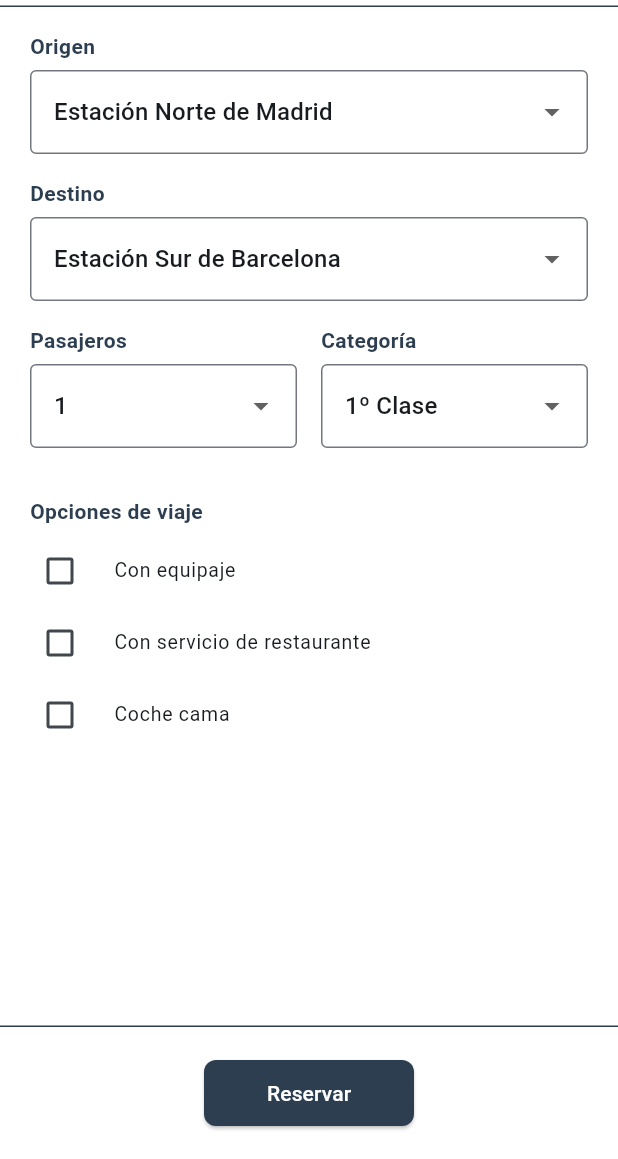
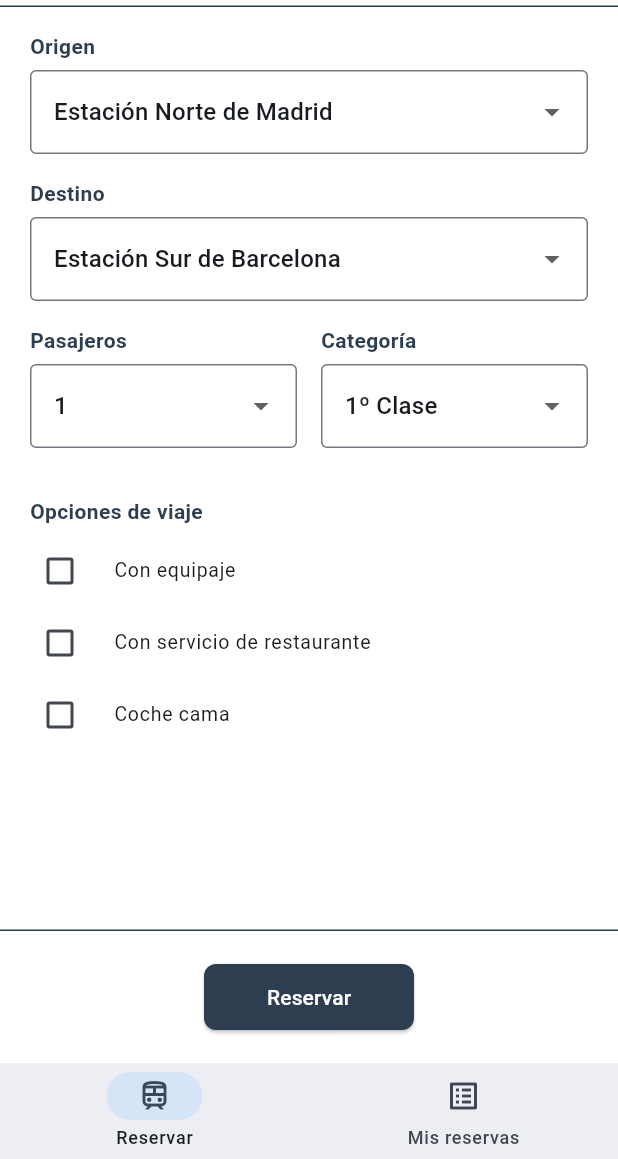
Before and after one commit to kankanSx/train_away, a Flutter app: the screen it shows after launch, on a phone screen of 412 x 824 dp, the part 77-1236 px from its top. Run offline on Flutter 3.47's test engine with Material 3 defaults, Android fonts, the phone set to English and light mode, and no system bars; our stand-ins replace go_router.

Commit message:
feat: organizar la navegación de Train Away con go_router
Añade una barra inferior para cambiar entre Reservar y Mis reservas.
Usa rutas para avanzar por el formulario, la fecha y el resumen,
y permite volver al paso anterior con el botón Atrás.

El diálogo devuelve la respuesta del usuario. Al cancelar, el
formulario conserva los datos. Al confirmar, se muestra el resultado
y se ofrece acceso a Mis reservas.

Deja preparada la ruta de detalle por ID para la fase de SQLite.

```diff
--- a/lib/main.dart
+++ b/lib/main.dart
@@ -16,7 +16,7 @@ import 'package:provider/provider.dart';
 
 import 'colores.dart';
 import 'models/reserva_model.dart';
-import 'screens/pantalla_formulario.dart';
+import 'rutas.dart';
 
 // main() es la primera función que se ejecuta en cualquier programa Dart.
 void main() {
@@ -24,10 +24,22 @@ void main() {
   runApp(const TrainAwayApp());
 }
 
-// Widget raíz de la app. Es "Stateless" (sin estado) porque no cambia nunca:
-// solo configura el aspecto general y la primera pantalla.
-class TrainAwayApp extends StatelessWidget {
+// El router se crea una vez para conservar su pila al redibujar la app.
+class TrainAwayApp extends StatefulWidget {
   const TrainAwayApp({super.key});
+
+  @override
+  State<TrainAwayApp> createState() => _TrainAwayAppState();
+}
+
+class _TrainAwayAppState extends State<TrainAwayApp> {
+  final _router = crearRouter();
+
+  @override
+  void dispose() {
+    _router.dispose();
+    super.dispose();
+  }
 
   // build() describe qué hay que dibujar. Flutter lo llama cuando lo necesita.
   @override
@@ -35,7 +47,8 @@ class TrainAwayApp extends StatelessWidget {
     // Colocamos el modelo por encima del navegador para compartirlo.
     return ChangeNotifierProvider(
       create: (context) => ReservaModel(),
-      child: MaterialApp(
+      child: MaterialApp.router(
+        routerConfig: _router,
         title: 'Train Away',
         debugShowCheckedModeBanner: false, // quita la etiqueta "DEBUG"
         // Tema: colores y estilo común para toda la app.
@@ -63,9 +76,6 @@ class TrainAwayApp extends StatelessWidget {
           GlobalWidgetsLocalizations.delegate,
           GlobalCupertinoLocalizations.delegate,
         ],
-
-        // Primera pantalla que se muestra al abrir la app.
-        home: const PantallaFormulario(),
       ),
     );
   }
--- /dev/null
+++ b/lib/rutas.dart
@@ -0,0 +1,97 @@
+import 'package:flutter/material.dart';
+import 'package:go_router/go_router.dart';
+import 'package:provider/provider.dart';
+
+import 'models/reserva_model.dart';
+import 'screens/pantalla_confirmada.dart';
+import 'screens/pantalla_fecha.dart';
+import 'screens/pantalla_formulario.dart';
+import 'screens/pantalla_mis_reservas.dart';
+import 'screens/pantalla_resumen.dart';
+
+GoRouter crearRouter() {
+  return GoRouter(
+    initialLocation: '/reservar',
+    routes: [
+      GoRoute(path: '/', redirect: (context, estado) => '/reservar'),
+      ShellRoute(
+        builder: (context, estado, pantalla) {
+          // La URL indica qué pestaña debe aparecer seleccionada.
+          final ruta = estado.uri.path;
+          final enMisReservas =
+              ruta == '/mis-reservas' || ruta.startsWith('/mis-reservas/');
+
+          return Scaffold(
+            body: pantalla,
+            bottomNavigationBar: NavigationBar(
+              height: 64,
+              selectedIndex: enMisReservas ? 1 : 0,
+              onDestinationSelected: (indice) {
+                final destino = indice == 0 ? '/reservar' : '/mis-reservas';
+                if (ruta == destino) return;
+                if (ruta == '/reserva-confirmada') {
+                  context.read<ReservaModel>().iniciarNuevaReserva();
+                }
+                context.go(destino);
+              },
+              destinations: const [
+                NavigationDestination(
+                  icon: Icon(Icons.train_outlined),
+                  label: 'Reservar',
+                ),
+                NavigationDestination(
+                  icon: Icon(Icons.list_alt_outlined),
+                  label: 'Mis reservas',
+                ),
+              ],
+            ),
+          );
+        },
+        routes: [
+          GoRoute(
+            path: '/reservar',
+            builder: (context, estado) => const PantallaFormulario(),
+            routes: [
+              GoRoute(
+                path: 'fecha',
+                builder: (context, estado) => const PantallaFecha(),
+              ),
+              // Se apila desde fecha con push para mantener ambas pantallas
+              // en la pila y respetar la URL que indica el enunciado.
+              GoRoute(
+                path: 'confirmacion',
+                redirect: _comprobarFechaYHora,
+                builder: (context, estado) => const PantallaResumen(),
+              ),
+            ],
+          ),
+          GoRoute(
+            path: '/reserva-confirmada',
+            redirect: _comprobarFechaYHora,
+            builder: (context, estado) => const PantallaConfirmada(),
+          ),
+          GoRoute(
+            path: '/mis-reservas',
+            builder: (context, estado) => const PantallaMisReservas(),
+            routes: [
+              GoRoute(
+                path: ':id',
+                builder: (context, estado) =>
+                    PantallaMisReservas(id: estado.pathParameters['id']),
+              ),
+            ],
+          ),
+        ],
+      ),
+    ],
+  );
+}
+
+// Si se abre la URL directamente, puede que todavía falten datos del viaje.
+String? _comprobarFechaYHora(BuildContext context, GoRouterState estado) {
+  final reserva = context.read<ReservaModel>().reserva;
+  if (reserva.fecha == null || reserva.hora == null) {
+    return '/reservar';
+  }
+  return null;
+}
--- a/lib/screens/pantalla_confirmada.dart
+++ b/lib/screens/pantalla_confirmada.dart
@@ -6,6 +6,7 @@
 // =============================================================================
 
 import 'package:flutter/material.dart';
+import 'package:go_router/go_router.dart';
 import 'package:provider/provider.dart';
 
 import '../colores.dart';
@@ -14,7 +15,6 @@ import '../models/reserva_model.dart';
 import '../widgets/boton_inferior.dart';
 import '../widgets/cabecera_train_away.dart';
 import '../widgets/menu_lateral.dart';
-import 'pantalla_formulario.dart';
 
 class PantallaConfirmada extends StatelessWidget {
   const PantallaConfirmada({super.key});
@@ -94,6 +94,13 @@ class PantallaConfirmada extends StatelessWidget {
             ),
             const SizedBox(height: 8),
             const Text('¡Te deseamos un excelente viaje!', style: estiloTexto),
+            TextButton(
+              onPressed: () {
+                context.read<ReservaModel>().iniciarNuevaReserva();
+                context.go('/mis-reservas');
+              },
+              child: const Text('Consultar mis reservas'),
+            ),
           ],
         ),
       ),
@@ -103,11 +110,7 @@ class PantallaConfirmada extends StatelessWidget {
         alPulsar: () {
           // Volvemos al formulario vacío para hacer otra reserva.
           context.read<ReservaModel>().iniciarNuevaReserva();
-          Navigator.pushAndRemoveUntil(
-            context,
-            MaterialPageRoute(builder: (context) => const PantallaFormulario()),
-            (ruta) => false,
-          );
+          context.go('/reservar');
         },
       ),
     );
--- a/lib/screens/pantalla_fecha.dart
+++ b/lib/screens/pantalla_fecha.dart
@@ -6,6 +6,7 @@
 // =============================================================================
 
 import 'package:flutter/material.dart';
+import 'package:go_router/go_router.dart';
 import 'package:provider/provider.dart';
 
 import '../colores.dart';
@@ -15,7 +16,6 @@ import '../widgets/boton_inferior.dart';
 import '../widgets/cabecera_train_away.dart';
 import '../widgets/etiqueta.dart';
 import '../widgets/menu_lateral.dart';
-import 'pantalla_resumen.dart';
 
 class PantallaFecha extends StatelessWidget {
   const PantallaFecha({super.key});
@@ -31,10 +31,7 @@ class PantallaFecha extends StatelessWidget {
     }
 
     // Siguiente pantalla: el resumen.
-    Navigator.push(
-      context,
-      MaterialPageRoute(builder: (context) => const PantallaResumen()),
-    );
+    context.push('/reservar/confirmacion');
   }
 
   @override
--- a/lib/screens/pantalla_formulario.dart
+++ b/lib/screens/pantalla_formulario.dart
@@ -9,6 +9,7 @@
 // =============================================================================
 
 import 'package:flutter/material.dart';
+import 'package:go_router/go_router.dart';
 import 'package:provider/provider.dart';
 
 import '../models/categoria.dart';
@@ -20,7 +21,6 @@ import '../widgets/boton_inferior.dart';
 import '../widgets/cabecera_train_away.dart';
 import '../widgets/etiqueta.dart';
 import '../widgets/menu_lateral.dart';
-import 'pantalla_fecha.dart';
 
 class PantallaFormulario extends StatelessWidget {
   const PantallaFormulario({super.key});
@@ -39,10 +39,7 @@ class PantallaFormulario extends StatelessWidget {
       return; // salimos de la función y no navegamos
     }
 
-    Navigator.push(
-      context,
-      MaterialPageRoute(builder: (context) => const PantallaFecha()),
-    );
+    context.push('/reservar/fecha');
   }
 
   @override
--- a/pubspec.yaml
+++ b/pubspec.yaml
@@ -38,6 +38,7 @@ dependencies:
   # Use with the CupertinoIcons class for iOS style icons.
   cupertino_icons: ^1.0.8
   provider: ^6.1.5+1
+  go_router: ^18.1.4
 
 dev_dependencies:
   flutter_test:
```
Also changed, not shown: lib/screens/pantalla_mis_reservas.dart (added, +29 -0 lines), lib/screens/pantalla_resumen.dart (+10 -27 lines), lib/widgets/menu_lateral.dart (+4 -11 lines), pubspec.lock, 2 other files.
